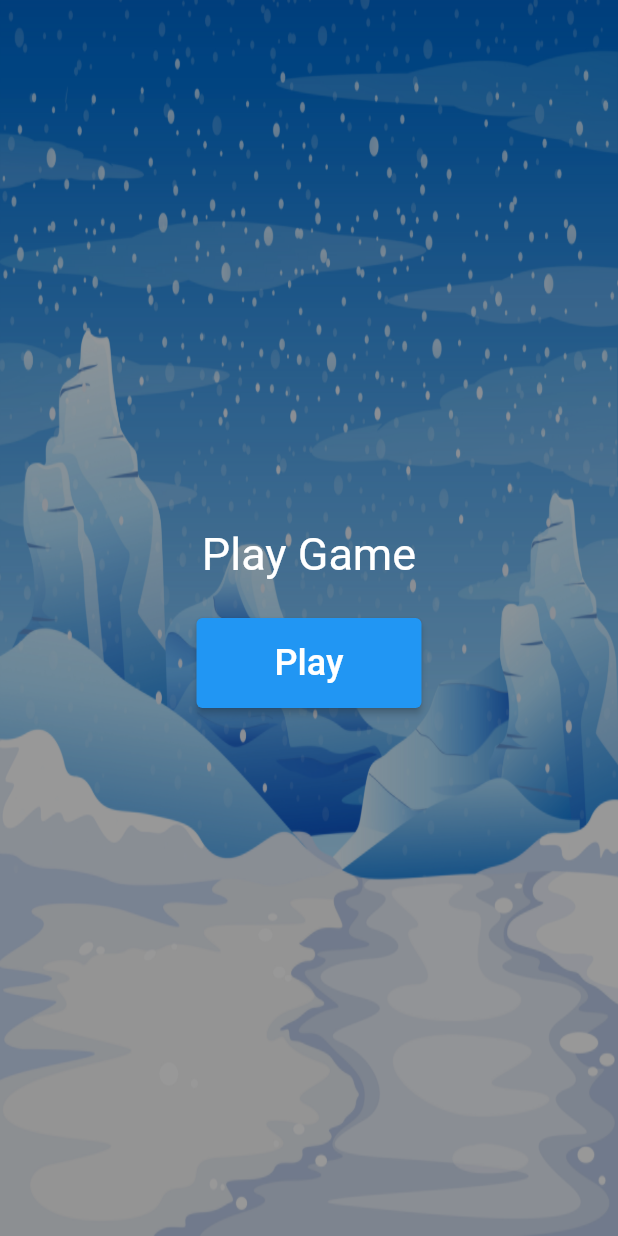
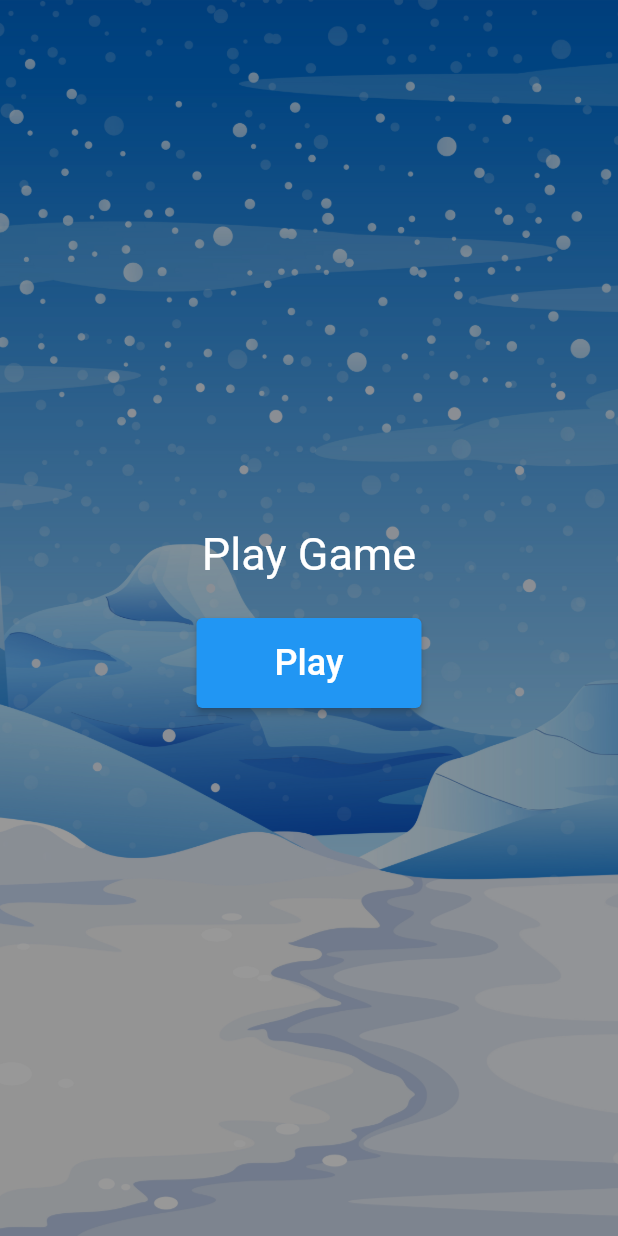
Before and after one commit to harsh11pujara/Santa-Game, a Flutter app: the screen it shows after launch, on a phone screen of 412 x 824 dp. Run offline on Flutter 3.47's test engine with Material 2 defaults, Android fonts, the phone set to English and light mode, and no system bars; our stand-ins replace device_preview; missing offline and left inert: flame, flame_audio.

```diff
--- a/lib/Game/santa_game.dart
+++ b/lib/Game/santa_game.dart
@@ -33,7 +33,7 @@ class SantaGame extends FlameGame with HasCollisionDetection {
 
     scoreComponent = TextComponent(
       text: "Score: $score",
-      position: Vector2(size.x/2 - 130,40),
+      position: Vector2(size.x/2 - size.x/3.5,40),
       anchor: Anchor.topCenter,
       textRenderer: TextPaint(style: const TextStyle(fontSize: 35, color: Colors.white,fontStyle: FontStyle.italic)),
     );
@@ -41,7 +41,7 @@ class SantaGame extends FlameGame with HasCollisionDetection {
 
     time = TextComponent(
       text: "Time: $remainingTime",
-      position: Vector2(size.x/2 + 130,40),
+      position: Vector2(size.x/2 + size.x/3.5,40),
       anchor: Anchor.topCenter,
       textRenderer: TextPaint(style: const TextStyle(fontSize: 35, color: Colors.white,fontStyle: FontStyle.italic)),
     );
@@ -84,4 +84,5 @@ class SantaGame extends FlameGame with HasCollisionDetection {
     // TODO: implement resumeEngine
     super.resumeEngine();
   }
+
 }
--- a/lib/Screen/main_screen.dart
+++ b/lib/Screen/main_screen.dart
@@ -14,7 +14,8 @@ class MainScreen extends StatelessWidget {
               height: MediaQuery.of(context).size.height,
               child: Image.asset(
                 "assets/images/background-sprite.jpg",
-                fit: BoxFit.fill,
+                width: MediaQuery.of(context).size.width,
+                fit: BoxFit.cover,
               )),
           Container(
             width: MediaQuery.of(context).size.width,
--- a/lib/main.dart
+++ b/lib/main.dart
@@ -2,11 +2,21 @@ import 'package:flame/game.dart';
 import 'package:flutter/material.dart';
 import 'package:santa_game/Game/santa_game.dart';
 import 'package:santa_game/Screen/main_screen.dart';
+import 'package:device_preview/device_preview.dart';
 
 
 void main() {
-  runApp(const MaterialApp(
-    debugShowCheckedModeBanner: false,
-    home: MainScreen(),
-  ));
+  runApp( const MyApp() );
 }
+
+class MyApp extends StatelessWidget {
+  const MyApp({Key? key}) : super(key: key);
+
+  @override
+  Widget build(BuildContext context) {
+    return const MaterialApp(
+      debugShowCheckedModeBanner: false,
+      home: MainScreen(),
+    );
+  }
+}
--- a/pubspec.yaml
+++ b/pubspec.yaml
@@ -32,6 +32,7 @@ dependencies:
     sdk: flutter
   flame: ^1.7.3
   flame_audio: ^2.0.2
+  device_preview: ^1.1.0
 
   # The following adds the Cupertino Icons font to your application.
   # Use with the CupertinoIcons class for iOS style icons.
```
Also changed, not shown: pubspec.lock, 66 other files.
